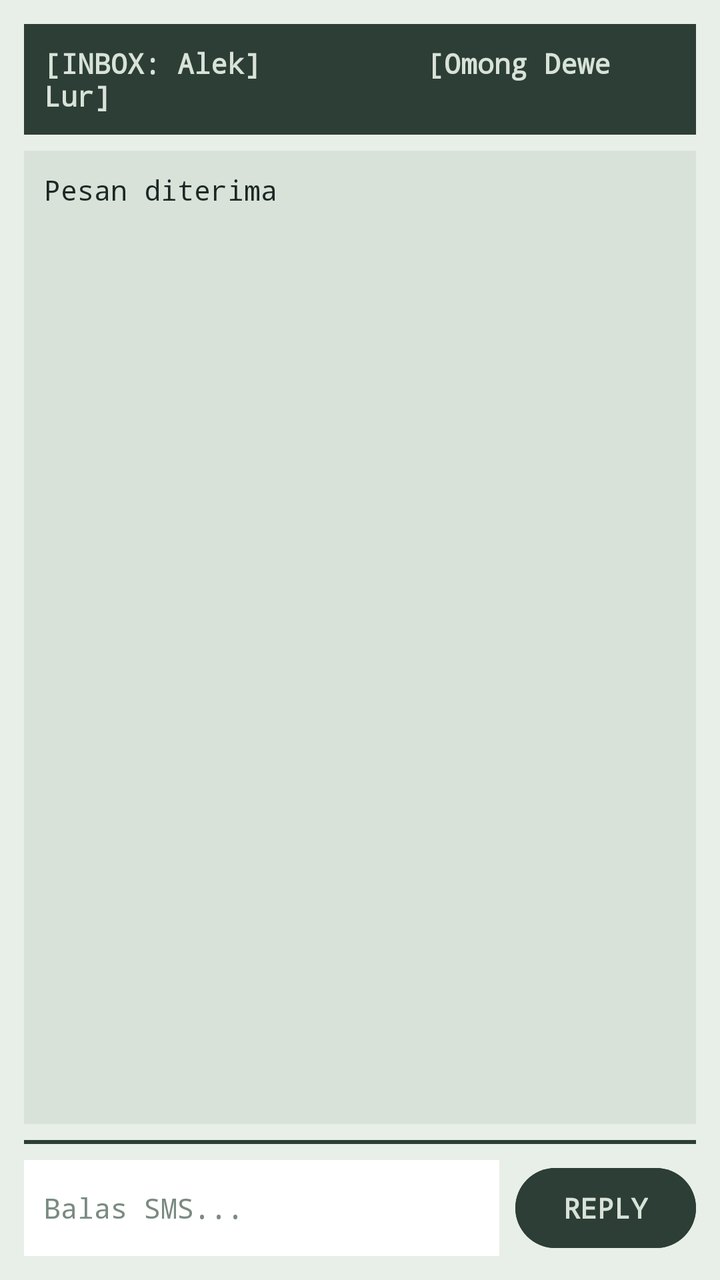
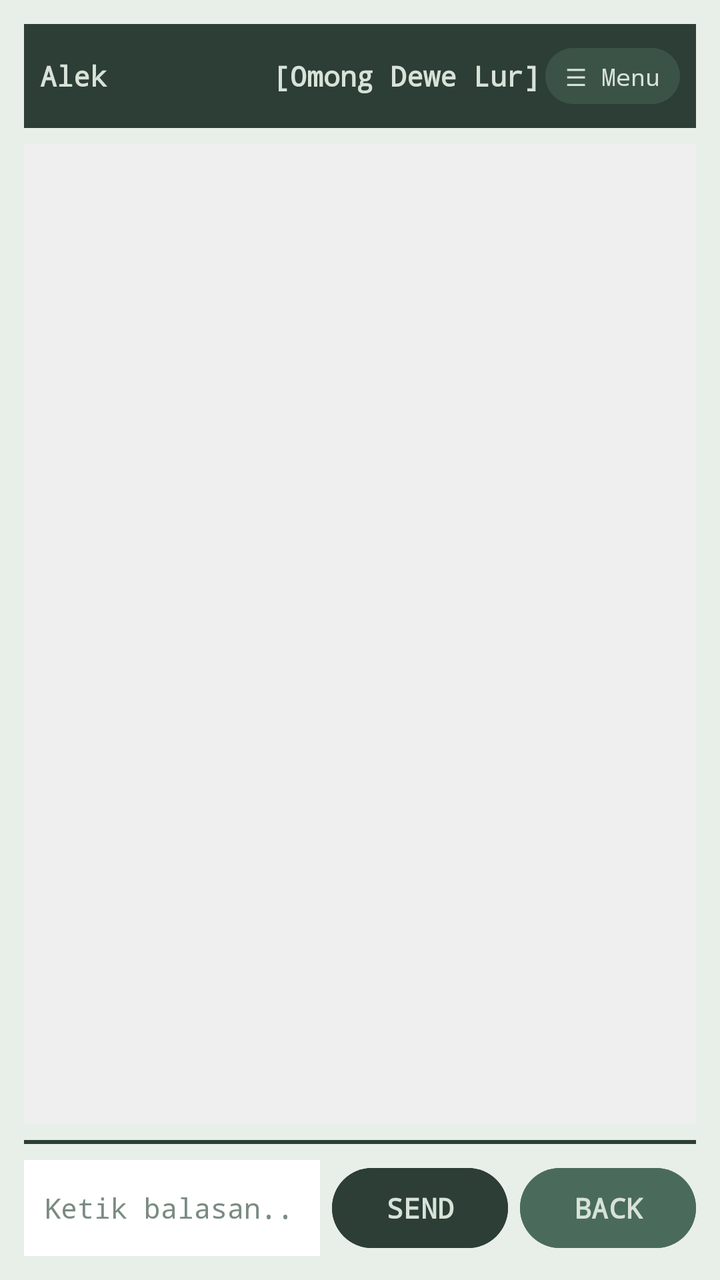

An Android layout rendered at two revisions. The XML below is the earlier revision; the diff shows what the commit changed to produce the second picture.
<!-- AndroidManifest.xml: application theme Theme.Pro4 -->
<!-- res/layout/activity_main2.xml -->
<?xml version="1.0" encoding="utf-8"?>
<RelativeLayout xmlns:android="http://schemas.android.com/apk/res/android"
    xmlns:tools="http://schemas.android.com/tools"
    android:id="@+id/main"
    android:layout_width="match_parent"
    android:layout_height="match_parent"
    android:background="#E8EFE8"
    android:padding="12dp"
    tools:context=".MainActivity2">

    
    <TextView
        android:id="@+id/text_header"
        android:layout_width="match_parent"
        android:layout_height="wrap_content"
        android:layout_alignParentTop="true"
        android:background="#2C3E35"
        android:fontFamily="monospace"
        android:padding="10dp"
        android:text="[INBOX: Alek]          [Omong Dewe Lur]"
        android:textColor="#D8E2D8"
        android:textSize="14sp"
        android:textStyle="bold" />

    
    <ScrollView
        android:id="@+id/scroll_log_second"
        android:layout_width="match_parent"
        android:layout_height="match_parent"
        android:layout_above="@id/divider_bottom_second"
        android:layout_below="@id/text_header"
        android:layout_marginTop="8dp"
        android:layout_marginBottom="8dp"
        android:background="#D8E2D8"
        android:padding="10dp">

        
        <TextView
            android:id="@+id/text_message"
            android:layout_width="match_parent"
            android:layout_height="wrap_content"
            android:fontFamily="monospace"
            android:lineSpacingExtra="6dp"
            android:text="Pesan diterima"
            android:textColor="#1C2826"
            android:textSize="14sp" />
    </ScrollView>

    
    <View
        android:id="@+id/divider_bottom_second"
        android:layout_width="match_parent"
        android:layout_height="2dp"
        android:layout_above="@id/button_second"
        android:layout_marginBottom="8dp"
        android:background="#2C3E35" />

    
    <EditText
        android:id="@+id/editText_second"
        android:layout_width="match_parent"
        android:layout_height="wrap_content"
        android:layout_alignParentBottom="true"
        android:layout_marginEnd="8dp"
        android:layout_marginRight="8dp"
        android:layout_toStartOf="@id/button_second"
        android:layout_toLeftOf="@id/button_second"
        android:background="#FFFFFF"
        android:fontFamily="monospace"
        android:hint="Balas SMS..."
        android:inputType="textCapSentences"
        android:minHeight="48dp"
        android:padding="10dp"
        android:textColor="#1C2826"
        android:textColorHint="#7A8B82"
        android:textSize="14sp" />

    
    <Button
        android:id="@+id/button_second"
        android:layout_width="wrap_content"
        android:layout_height="wrap_content"
        android:layout_alignParentEnd="true"
        android:layout_alignParentRight="true"
        android:layout_alignParentBottom="true"
        android:backgroundTint="#2C3E35"
        android:fontFamily="monospace"
        android:minHeight="48dp"
        android:onClick="replyMessage"
        android:text="REPLY"
        android:textColor="#D8E2D8"
        android:textStyle="bold" />

</RelativeLayout>
<!-- resources referenced by this layout -->
<resources>
  <style name="Theme.Pro4" parent="Base.Theme.Pro4" />
  <style name="Base.Theme.Pro4" parent="Theme.Material3.DayNight.NoActionBar">
          
          
      </style>
</resources>

<!-- the commit's change to res/layout/activity_main2.xml (unified diff, before → after) -->
@@ -9,86 +9,111 @@
     tools:context=".MainActivity2">
 
     
-    <TextView
-        android:id="@+id/text_header"
+    <LinearLayout
+        android:id="@+id/header_layout_second"
         android:layout_width="match_parent"
         android:layout_height="wrap_content"
         android:layout_alignParentTop="true"
         android:background="#2C3E35"
-        android:fontFamily="monospace"
-        android:padding="10dp"
-        android:text="[INBOX: Alek]          [Omong Dewe Lur]"
-        android:textColor="#D8E2D8"
-        android:textSize="14sp"
-        android:textStyle="bold" />
+        android:orientation="horizontal"
+        android:gravity="center_vertical"
+        android:padding="8dp">
+
+        <TextView
+            android:id="@+id/text_header"
+            android:layout_width="0dp"
+            android:layout_height="wrap_content"
+            android:layout_weight="1"
+            android:fontFamily="monospace"
+            android:text="Alek          [Omong Dewe Lur]"
+            android:textColor="#D8E2D8"
+            android:textSize="14sp"
+            android:textStyle="bold" />
+
+        <Button
+            android:id="@+id/btn_burger_second"
+            android:layout_width="wrap_content"
+            android:layout_height="36dp"
+            android:backgroundTint="#3B5347"
+            android:fontFamily="monospace"
+            android:text="☰ Menu"
+            android:textColor="#D8E2D8"
+            android:textSize="12sp"
+            android:minHeight="0dp"
+            android:minWidth="0dp"
+            android:paddingHorizontal="10dp" />
+    </LinearLayout>
 
     
-    <ScrollView
-        android:id="@+id/scroll_log_second"
+    <androidx.recyclerview.widget.RecyclerView
+        android:id="@+id/recycler_messages_second"
         android:layout_width="match_parent"
         android:layout_height="match_parent"
         android:layout_above="@id/divider_bottom_second"
-        android:layout_below="@id/text_header"
+        android:layout_below="@id/header_layout_second"
         android:layout_marginTop="8dp"
         android:layout_marginBottom="8dp"
-        android:background="#D8E2D8"
-        android:padding="10dp">
-
-        
-        <TextView
-            android:id="@+id/text_message"
-            android:layout_width="match_parent"
-            android:layout_height="wrap_content"
-            android:fontFamily="monospace"
-            android:lineSpacingExtra="6dp"
-            android:text="Pesan diterima"
-            android:textColor="#1C2826"
-            android:textSize="14sp" />
-    </ScrollView>
+        android:background="#EFEFEF"
+        android:padding="8dp"
+        tools:listitem="@layout/item_message_received" />
 
     
     <View
         android:id="@+id/divider_bottom_second"
         android:layout_width="match_parent"
         android:layout_height="2dp"
-        android:layout_above="@id/button_second"
+        android:layout_above="@id/layout_bottom_second"
         android:layout_marginBottom="8dp"
         android:background="#2C3E35" />
 
     
-    <EditText
-        android:id="@+id/editText_second"
+    <LinearLayout
+        android:id="@+id/layout_bottom_second"
         android:layout_width="match_parent"
         android:layout_height="wrap_content"
         android:layout_alignParentBottom="true"
-        android:layout_marginEnd="8dp"
-        android:layout_marginRight="8dp"
-        android:layout_toStartOf="@id/button_second"
-        android:layout_toLeftOf="@id/button_second"
-        android:background="#FFFFFF"
-        android:fontFamily="monospace"
-        android:hint="Balas SMS..."
-        android:inputType="textCapSentences"
-        android:minHeight="48dp"
-        android:padding="10dp"
-        android:textColor="#1C2826"
-        android:textColorHint="#7A8B82"
-        android:textSize="14sp" />
+        android:orientation="horizontal"
+        android:gravity="center_vertical">
 
-    
-    <Button
-        android:id="@+id/button_second"
-        android:layout_width="wrap_content"
-        android:layout_height="wrap_content"
-        android:layout_alignParentEnd="true"
-        android:layout_alignParentRight="true"
-        android:layout_alignParentBottom="true"
-        android:backgroundTint="#2C3E35"
-        android:fontFamily="monospace"
-        android:minHeight="48dp"
-        android:onClick="replyMessage"
-        android:text="REPLY"
-        android:textColor="#D8E2D8"
-        android:textStyle="bold" />
+        <EditText
+            android:id="@+id/editText_second"
+            android:layout_width="0dp"
+            android:layout_height="wrap_content"
+            android:layout_weight="1"
+            android:layout_marginEnd="6dp"
+            android:layout_marginRight="6dp"
+            android:background="#FFFFFF"
+            android:fontFamily="monospace"
+            android:hint="Ketik balasan..."
+            android:inputType="textCapSentences"
+            android:minHeight="48dp"
+            android:padding="10dp"
+            android:textColor="#1C2826"
+            android:textColorHint="#7A8B82"
+            android:textSize="14sp" />
+
+        <Button
+            android:id="@+id/button_second"
+            android:layout_width="wrap_content"
+            android:layout_height="wrap_content"
+            android:layout_marginEnd="6dp"
+            android:backgroundTint="#2C3E35"
+            android:fontFamily="monospace"
+            android:minHeight="48dp"
+            android:text="SEND"
+            android:textColor="#D8E2D8"
+            android:textStyle="bold" />
+
+        <Button
+            android:id="@+id/button_back_main"
+            android:layout_width="wrap_content"
+            android:layout_height="wrap_content"
+            android:backgroundTint="#4A6B5B"
+            android:fontFamily="monospace"
+            android:minHeight="48dp"
+            android:text="BACK"
+            android:textColor="#D8E2D8"
+            android:textStyle="bold" />
+    </LinearLayout>
 
 </RelativeLayout>
